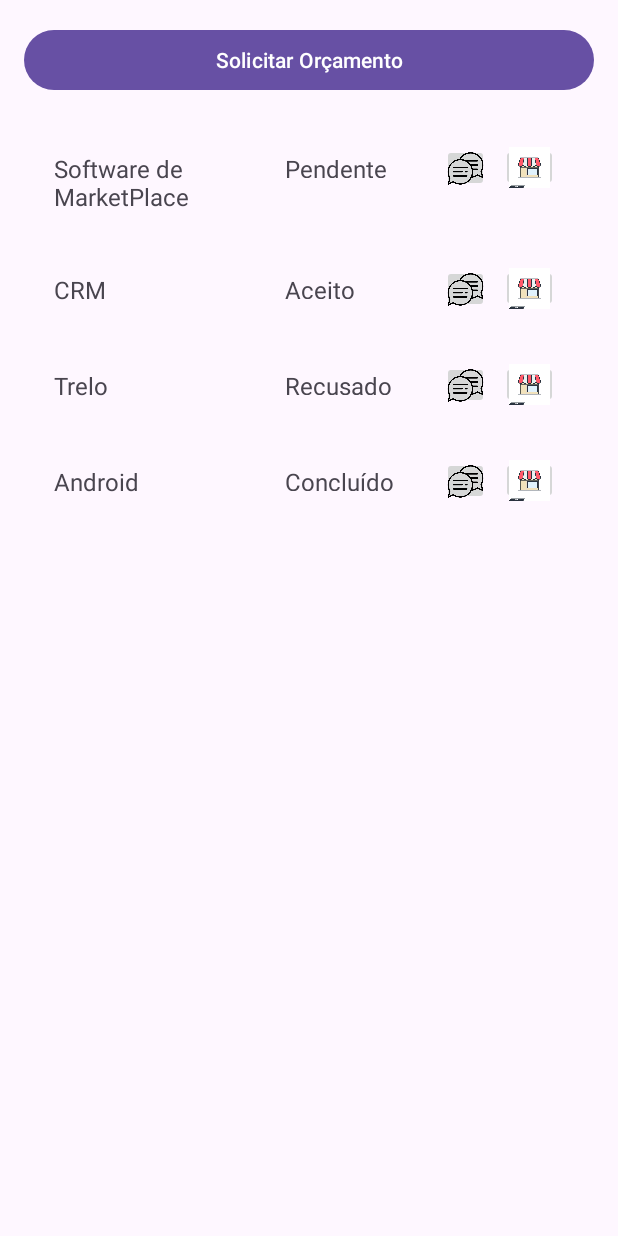
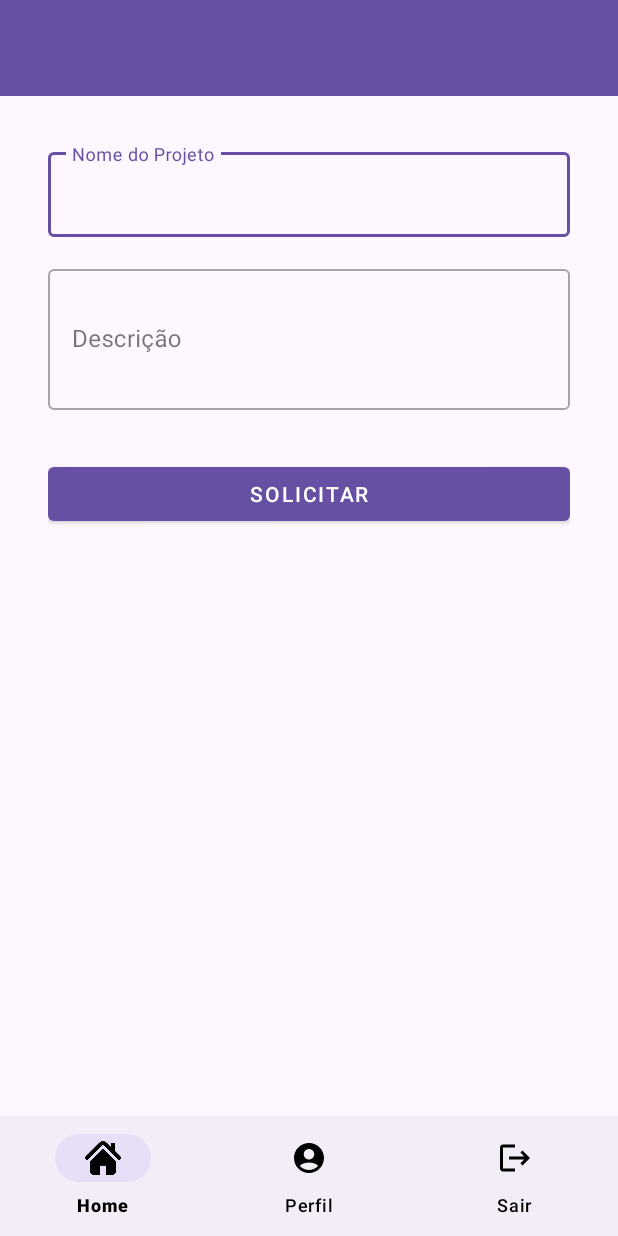
Before and after one commit to NickHirata/marketplace_android, an Android app: the MenuClienteActivity screen opened directly, with no data from a screen before it, after a tap on "Solicitar Orçamento", on a phone screen of 412 x 824 dp. Run offline under Robolectric (Android 15) with nearby library versions, the phone set to English and light mode, and no system bars.

Commit message:
feat: chat e orçamento

```diff
--- a/app/src/main/AndroidManifest.xml
+++ b/app/src/main/AndroidManifest.xml
@@ -23,6 +23,9 @@
         </activity>
         <activity android:name=".LoginActivity" />
         <activity android:name=".MenuClienteActivity" />
+        <activity android:name=".OrcamentoActivity" />
+        <activity android:name=".ChatActivity" />
+
     </application>
 
 </manifest>
--- a/app/src/main/java/br/com/projeto_android/MenuClienteActivity.kt
+++ b/app/src/main/java/br/com/projeto_android/MenuClienteActivity.kt
@@ -1,20 +1,27 @@
 package br.com.projeto_android
 
+import android.content.Intent
 import android.os.Bundle
 import android.view.LayoutInflater
 import android.view.View
 import android.view.ViewGroup
 import android.widget.ImageButton
 import android.widget.TextView
+import android.widget.Toast
 import androidx.appcompat.app.AppCompatActivity
 import androidx.recyclerview.widget.LinearLayoutManager
 import androidx.recyclerview.widget.RecyclerView
+import com.google.android.material.bottomnavigation.BottomNavigationView
 import com.google.android.material.button.MaterialButton
+import com.google.android.material.appbar.MaterialToolbar
 
 class MenuClienteActivity : AppCompatActivity() {
 
     private lateinit var recyclerView: RecyclerView
     private lateinit var btnSolicitarOrcamento: MaterialButton
+    private lateinit var bottomNavigationView: BottomNavigationView
+    private lateinit var toolbar: MaterialToolbar
+
     private val pedidos = listOf(
         Pedido("Pendente", "Software de MarketPlace"),
         Pedido("Aceito", "CRM"),
@@ -26,6 +33,11 @@ class MenuClienteActivity : AppCompatActivity() {
         super.onCreate(savedInstanceState)
         setContentView(R.layout.activity_menu_cliente)
 
+        // Configurar a Toolbar
+        toolbar = findViewById(R.id.topAppBar)
+        setSupportActionBar(toolbar)
+
+        // Configurar RecyclerView e Button
         recyclerView = findViewById(R.id.recyclerViewPedidos)
         btnSolicitarOrcamento = findViewById(R.id.btnSolicitarOrcamento)
 
@@ -33,7 +45,32 @@ class MenuClienteActivity : AppCompatActivity() {
         recyclerView.adapter = PedidosAdapter(pedidos)
 
         btnSolicitarOrcamento.setOnClickListener {
-            // Implementar lógica para solicitar orçamento
+            Toast.makeText(this, "Solicitando orçamento...", Toast.LENGTH_SHORT).show()
+            val intent = Intent(this, OrcamentoActivity::class.java)
+            startActivity(intent)
+
+        }
+
+        // Configurar BottomNavigationView
+        bottomNavigationView = findViewById(R.id.bottomNavigation)
+        bottomNavigationView.setOnNavigationItemSelectedListener { item ->
+            when (item.itemId) {
+                R.id.menu_home -> {
+                    // Lógica para a Home (se já estiver na Home, pode ignorar)
+                    true
+                }
+                R.id.menu_profile -> {
+                    // Lógica para abrir o perfil do usuário
+                    Toast.makeText(this, "Abrindo perfil...", Toast.LENGTH_SHORT).show()
+                    true
+                }
+                R.id.menu_logout -> {
+                    // Lógica para logout
+                    Toast.makeText(this, "Saindo...", Toast.LENGTH_SHORT).show()
+                    true
+                }
+                else -> false
+            }
         }
     }
 }
@@ -52,8 +89,15 @@ class PedidosAdapter(private val pedidos: List<Pedido>) :
     override fun onBindViewHolder(holder: PedidoViewHolder, position: Int) {
         val pedido = pedidos[position]
         holder.statusTextView.text = pedido.status
-        // Se quiser adicionar mais informações, como o nome, você pode fazer aqui
-         holder.nomeTextView.text = pedido.nome
+        holder.nomeTextView.text = pedido.nome
+
+        // Configurar o botão de chat para redirecionar para a ChatActivity
+        holder.chatButton.setOnClickListener {
+            val context = holder.itemView.context
+            val intent = Intent(context, ChatActivity::class.java)
+            intent.putExtra("NOME_PEDIDO", pedido.nome)  // Passa o nome do pedido para a ChatActivity
+            context.startActivity(intent)
+        }
     }
 
     override fun getItemCount(): Int = pedidos.size
--- /dev/null
+++ b/app/src/main/java/br/com/projeto_android/OrcamentoActivity.kt
@@ -0,0 +1,63 @@
+package br.com.projeto_android
+
+import android.content.Intent
+import android.os.Bundle
+import android.widget.ArrayAdapter
+import android.widget.Toast
+import androidx.appcompat.app.AppCompatActivity
+import com.google.android.material.bottomnavigation.BottomNavigationView
+import com.google.android.material.button.MaterialButton
+import com.google.android.material.textfield.TextInputEditText
+
+class OrcamentoActivity : AppCompatActivity() {
+
+    private lateinit var editTextNomeProjeto: TextInputEditText
+    private lateinit var editTextDescricao: TextInputEditText
+    private lateinit var btnSolicitarOrcamento: MaterialButton
+    private lateinit var bottomNavigationView: BottomNavigationView // Adicionado
+
+    override fun onCreate(savedInstanceState: Bundle?) {
+        super.onCreate(savedInstanceState)
+        setContentView(R.layout.activity_orcamento)
+
+        // Configurando os campos
+        editTextNomeProjeto = findViewById(R.id.editTextNomeProjeto)
+        editTextDescricao = findViewById(R.id.editTextDescricao)
+        btnSolicitarOrcamento = findViewById(R.id.btnSolicitarOrcamento)
+
+        // Configurando a BottomNavigationView
+        bottomNavigationView = findViewById(R.id.bottomNavigation)
+        bottomNavigationView.setOnNavigationItemSelectedListener { item ->
+            when (item.itemId) {
+                R.id.menu_home -> {
+                    Toast.makeText(this, "Abrindo home...", Toast.LENGTH_SHORT).show()
+                    val intent = Intent(this, MenuClienteActivity::class.java)
+                    startActivity(intent)
+                    true
+                }
+                R.id.menu_profile -> {
+                    // Lógica para abrir o perfil do usuário
+                    Toast.makeText(this, "Abrindo perfil...", Toast.LENGTH_SHORT).show()
+                    true
+                }
+                R.id.menu_logout -> {
+                    // Lógica para logout
+                    Toast.makeText(this, "Saindo...", Toast.LENGTH_SHORT).show()
+                    val intent = Intent(this, LoginActivity::class.java)
+                    startActivity(intent)
+                    true
+                }
+                else -> false
+            }
+        }
+
+        // Lógica para o botão Solicitar
+        btnSolicitarOrcamento.setOnClickListener {
+            val nomeProjeto = editTextNomeProjeto.text.toString()
+            val descricao = editTextDescricao.text.toString()
+
+            // Implementar a lógica para a solicitação de orçamento
+            Toast.makeText(this, "Orçamento solicitado para $nomeProjeto", Toast.LENGTH_SHORT).show()
+        }
+    }
+}
--- /dev/null
+++ b/app/src/main/res/drawable/bg_mensagem_loja.xml
@@ -0,0 +1,4 @@
+<shape xmlns:android="http://schemas.android.com/apk/res/android">
+    <solid android:color="#F5F5F5" /> <!-- Cinza Claro -->
+    <corners android:radius="8dp" />
+</shape>
--- /dev/null
+++ b/app/src/main/res/drawable/bg_mensagem_usuario.xml
@@ -0,0 +1,5 @@
+<?xml version="1.0" encoding="utf-8"?>
+<shape xmlns:android="http://schemas.android.com/apk/res/android">
+    <solid android:color="#90A4AE" /> <!-- Cor de fundo da mensagem do usuário -->
+    <corners android:radius="8dp" /> <!-- Bordas arredondadas -->
+</shape>
--- /dev/null
+++ b/app/src/main/res/drawable/ic_logout.xml
@@ -0,0 +1,5 @@
+<vector xmlns:android="http://schemas.android.com/apk/res/android" android:autoMirrored="true" android:height="24dp" android:tint="#000000" android:viewportHeight="24" android:viewportWidth="24" android:width="24dp">
+
+    <path android:fillColor="@android:color/white" android:pathData="M17,7l-1.41,1.41L18.17,11H8v2h10.17l-2.58,2.58L17,17l5,-5zM4,5h8V3H4c-1.1,0 -2,0.9 -2,2v14c0,1.1 0.9,2 2,2h8v-2H4V5z"/>
+
+</vector>
--- /dev/null
+++ b/app/src/main/res/drawable/ic_profile.xml
@@ -0,0 +1,5 @@
+<vector xmlns:android="http://schemas.android.com/apk/res/android" android:height="24dp" android:tint="#000000" android:viewportHeight="24" android:viewportWidth="24" android:width="24dp">
+
+    <path android:fillColor="@android:color/white" android:pathData="M12,2C6.48,2 2,6.48 2,12s4.48,10 10,10s10,-4.48 10,-10S17.52,2 12,2zM12,6c1.93,0 3.5,1.57 3.5,3.5S13.93,13 12,13s-3.5,-1.57 -3.5,-3.5S10.07,6 12,6zM12,20c-2.03,0 -4.43,-0.82 -6.14,-2.88C7.55,15.8 9.68,15 12,15s4.45,0.8 6.14,2.12C16.43,19.18 14.03,20 12,20z"/>
+
+</vector>
--- /dev/null
+++ b/app/src/main/res/layout/activity_orcamento.xml
@@ -0,0 +1,92 @@
+<?xml version="1.0" encoding="utf-8"?>
+<androidx.constraintlayout.widget.ConstraintLayout
+    xmlns:android="http://schemas.android.com/apk/res/android"
+    xmlns:app="http://schemas.android.com/apk/res-auto"
+    xmlns:tools="http://schemas.android.com/tools"
+    android:layout_width="match_parent"
+    android:layout_height="match_parent"
+    tools:context=".OrcamentoActivity">
+
+    <!-- Toolbar no topo -->
+    <com.google.android.material.appbar.MaterialToolbar
+        android:id="@+id/topAppBar"
+        android:layout_width="0dp"
+        android:layout_height="?attr/actionBarSize"
+        android:background="?attr/colorPrimary"
+        android:title="Orçamento"
+        android:titleTextColor="@android:color/white"
+        app:popupTheme="@style/ThemeOverlay.AppCompat.Light"
+        app:layout_constraintTop_toTopOf="parent"
+        app:layout_constraintStart_toStartOf="parent"
+        app:layout_constraintEnd_toEndOf="parent" />
+
+    <!-- ScrollView para o conteúdo -->
+    <ScrollView
+        android:layout_width="0dp"
+        android:layout_height="0dp"
+        android:padding="16dp"
+        app:layout_constraintTop_toBottomOf="@id/topAppBar"
+        app:layout_constraintBottom_toTopOf="@id/bottomNavigation"
+        app:layout_constraintStart_toStartOf="parent"
+        app:layout_constraintEnd_toEndOf="parent">
+
+        <LinearLayout
+            android:layout_width="match_parent"
+            android:layout_height="wrap_content"
+            android:orientation="vertical"
+            android:padding="16dp">
+
+            <!-- Campo Nome do Projeto -->
+            <com.google.android.material.textfield.TextInputLayout
+                style="@style/Widget.MaterialComponents.TextInputLayout.OutlinedBox"
+                android:layout_width="match_parent"
+                android:layout_height="wrap_content"
+                android:hint="Nome do Projeto">
+
+                <com.google.android.material.textfield.TextInputEditText
+                    android:id="@+id/editTextNomeProjeto"
+                    android:layout_width="match_parent"
+                    android:layout_height="wrap_content"
+                    android:inputType="textCapWords" />
+            </com.google.android.material.textfield.TextInputLayout>
+
+            <!-- Campo Descrição -->
+            <com.google.android.material.textfield.TextInputLayout
+                style="@style/Widget.MaterialComponents.TextInputLayout.OutlinedBox"
+                android:layout_width="match_parent"
+                android:layout_height="wrap_content"
+                android:layout_marginTop="16dp"
+                android:hint="Descrição">
+
+                <com.google.android.material.textfield.TextInputEditText
+                    android:id="@+id/editTextDescricao"
+                    android:layout_width="match_parent"
+                    android:layout_height="wrap_content"
+                    android:inputType="textMultiLine"
+                    android:minLines="3" />
+            </com.google.android.material.textfield.TextInputLayout>
+
+            <!-- Botão Solicitar -->
+            <com.google.android.material.button.MaterialButton
+                android:id="@+id/btnSolicitarOrcamento"
+                style="@style/Widget.MaterialComponents.Button"
+                android:layout_width="match_parent"
+                android:layout_height="wrap_content"
+                android:layout_marginTop="32dp"
+                android:text="Solicitar" />
+        </LinearLayout>
+    </ScrollView>
+
+    <!-- Bottom Navigation -->
+    <com.google.android.material.bottomnavigation.BottomNavigationView
+        android:id="@+id/bottomNavigation"
+        android:layout_width="0dp"
+        android:layout_height="wrap_content"
+        android:layout_gravity="bottom"
+        app:menu="@menu/bottom_nav_menu"
+        app:itemIconTint="@color/black"
+        app:itemTextColor="@color/black"
+        app:layout_constraintBottom_toBottomOf="parent"
+        app:layout_constraintStart_toStartOf="parent"
+        app:layout_constraintEnd_toEndOf="parent" />
+</androidx.constraintlayout.widget.ConstraintLayout>
--- /dev/null
+++ b/app/src/main/res/menu/bottom_nav_menu.xml
@@ -0,0 +1,15 @@
+<?xml version="1.0" encoding="utf-8"?>
+<menu xmlns:android="http://schemas.android.com/apk/res/android">
+        <item
+            android:id="@+id/menu_home"
+            android:icon="@drawable/ic_home"
+            android:title="Home" />
+        <item
+            android:id="@+id/menu_profile"
+            android:icon="@drawable/ic_profile"
+            android:title="Perfil" />
+        <item
+            android:id="@+id/menu_logout"
+            android:icon="@drawable/ic_logout"
+            android:title="Sair" />
+</menu>
--- a/app/src/main/res/values/strings.xml
+++ b/app/src/main/res/values/strings.xml
@@ -1,5 +1,5 @@
 <resources>
-    <string name="app_name">projeto_android</string>
+    <string name="app_name">Fábrica de Software LTDA</string>
     <string name="chat">Chat</string>
     <string name="avaliacao">Avaliação</string>
 </resources>
--- a/settings.gradle.kts
+++ b/settings.gradle.kts
@@ -19,5 +19,5 @@ dependencyResolutionManagement {
     }
 }
 
-rootProject.name = "projeto_android"
+rootProject.name = "Fábrica de Software LTDA"
 include(":app")
```
Also changed, not shown: app/src/main/java/br/com/projeto_android/ChatActivity.kt (added, +97 -0 lines), app/src/main/res/layout/activity_chat.xml (added, +69 -0 lines), app/src/main/res/layout/activity_menu_cliente.xml (+31 -1 lines), app/src/main/res/layout/msg_loja.xml (added, +11 -0 lines), app/src/main/res/layout/msg_usuario.xml (added, +11 -0 lines), app/src/main/res/drawable/ic_home.png (added), 2 other files.
